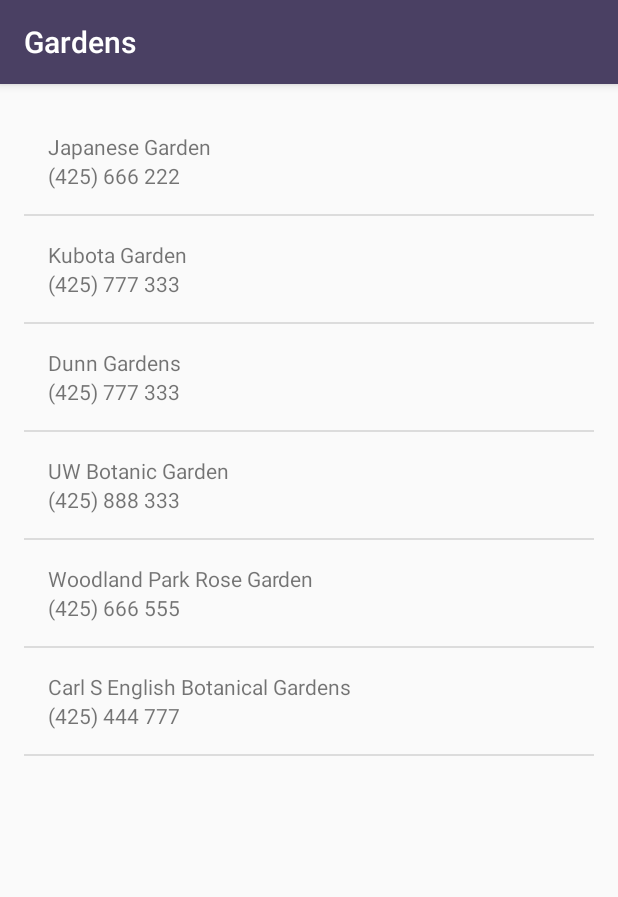
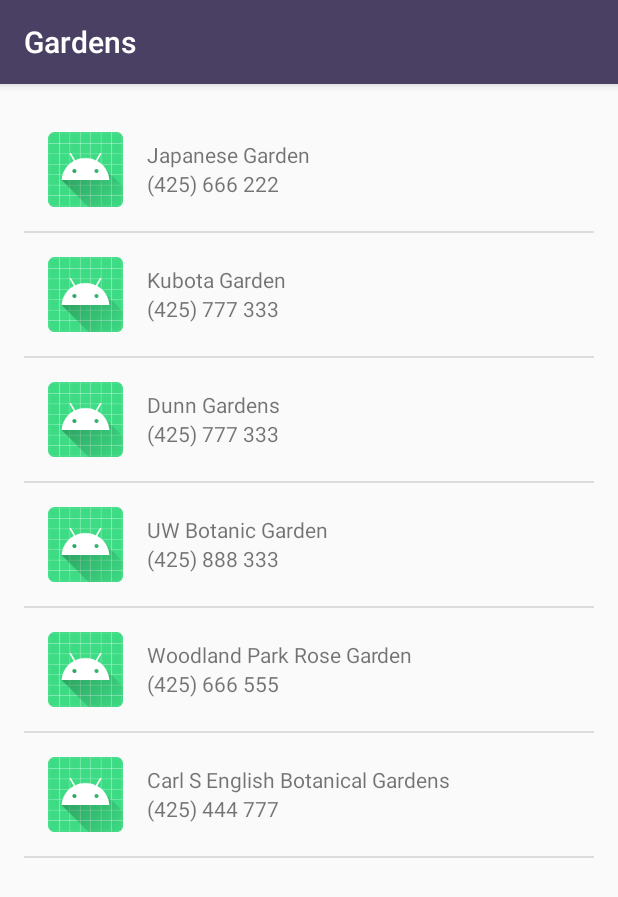
Before and after one commit to alinastewart/android-visit-seattle, an Android app: the GardensActivity screen opened directly, with no data from a screen before it, on a phone screen of 412 x 824 dp. Shown: the top 897 px of the screen. Run offline under Robolectric (Android 15) with nearby library versions, the phone set to English and light mode, and no system bars.

Commit message:
Change list_item.xml file. Add placeholder image to each place to visit.

```diff
--- a/AndroidStudioProjects/VisitSeattle/app/build.gradle
+++ b/AndroidStudioProjects/VisitSeattle/app/build.gradle
@@ -25,7 +25,7 @@ android {
 dependencies {
     implementation fileTree(dir: "libs", include: ["*.jar"])
     implementation 'androidx.appcompat:appcompat:1.2.0'
-    implementation 'androidx.constraintlayout:constraintlayout:2.0.1'
+    implementation 'androidx.constraintlayout:constraintlayout:2.0.2'
     testImplementation 'junit:junit:4.12'
     androidTestImplementation 'androidx.test.ext:junit:1.1.2'
     androidTestImplementation 'androidx.test.espresso:espresso-core:3.3.0'
--- a/AndroidStudioProjects/VisitSeattle/app/src/main/res/layout/list_item.xml
+++ b/AndroidStudioProjects/VisitSeattle/app/src/main/res/layout/list_item.xml
@@ -1,22 +1,35 @@
 <?xml version="1.0" encoding="utf-8"?>
 <!-- Layout for a single list item -->
 <LinearLayout xmlns:android="http://schemas.android.com/apk/res/android"
-    xmlns:tools="http://schemas.android.com/tools"
     android:layout_width="match_parent"
-    android:layout_height="match_parent"
-    android:orientation="vertical"
+    android:layout_height="wrap_content"
+    android:gravity="center_vertical"
+    android:orientation="horizontal"
+    android:minHeight="?android:attr/listPreferredItemHeight"
     android:padding="16dp">
 
-    <TextView
-        android:id="@+id/name_view"
-        android:layout_width="match_parent"
+    <ImageView
+        android:src="@mipmap/ic_launcher"
+        android:layout_width="50dp"
+        android:layout_height="50dp" />
+
+    <LinearLayout
+        android:layout_width="wrap_content"
         android:layout_height="wrap_content"
-        tools:text="lutti" />
+        android:layout_weight="1"
+        android:orientation="vertical"
+        android:paddingLeft="16dp">
 
-    <TextView
-        android:id="@+id/number_view"
-        android:layout_width="match_parent"
-        android:layout_height="wrap_content"
-        tools:text="one" />
+        <TextView
+            android:id="@+id/name_view"
+            android:layout_width="match_parent"
+            android:layout_height="wrap_content" />
+
+        <TextView
+            android:id="@+id/number_view"
+            android:layout_width="match_parent"
+            android:layout_height="wrap_content" />
+
+    </LinearLayout>
 
 </LinearLayout>
```
